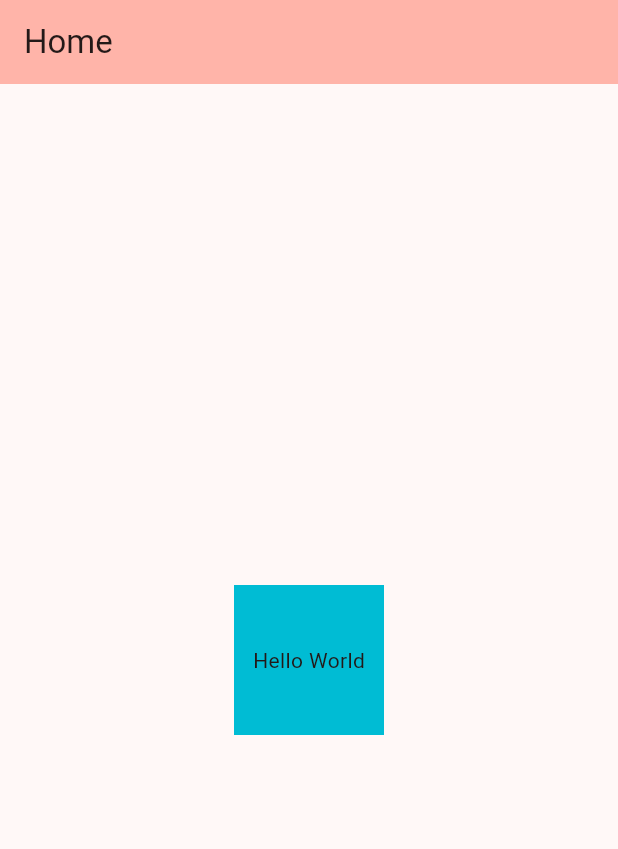
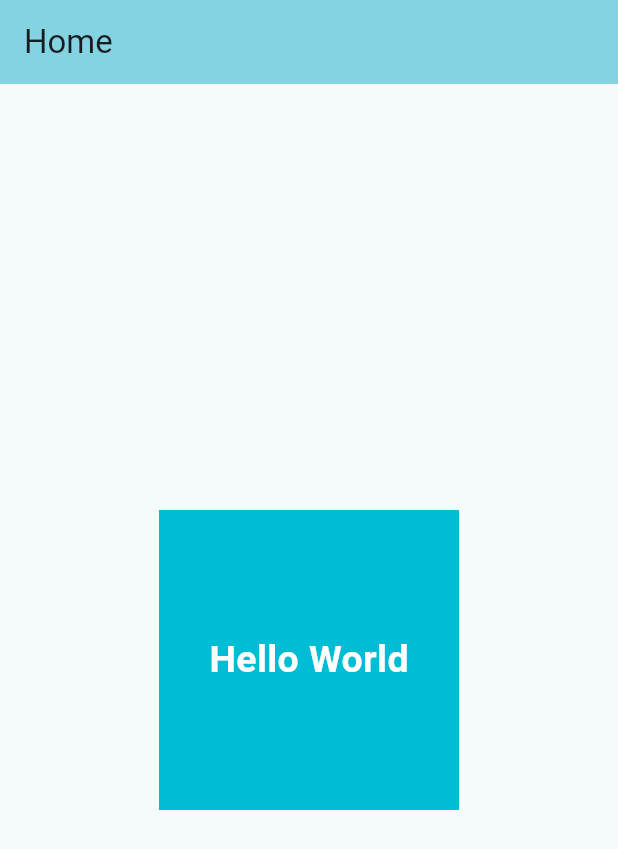
Before and after one commit to honeypathkar/Flutter-Practice-Project, a Flutter app: the screen it shows after launch, on a phone screen of 412 x 824 dp. Shown: the top 849 px of the screen. Run offline on Flutter 3.47's test engine with Material 3 defaults, Android fonts, the phone set to English and light mode, and no system bars.

Commit message:
Text Style in Flutter

```diff
--- a/lib/main.dart
+++ b/lib/main.dart
@@ -12,9 +12,7 @@ class MyApp extends StatelessWidget {
     return MaterialApp(
       title: 'Flutter Demo',
       theme: ThemeData(
-        colorScheme: ColorScheme.fromSeed(
-          seedColor: const Color.fromARGB(255, 246, 21, 21),
-        ),
+        colorScheme: ColorScheme.fromSeed(seedColor: Colors.cyan),
         useMaterial3: true,
       ),
       home: const MyHomePage(title: 'Home'),
@@ -41,11 +39,17 @@ class _MyHomePageState extends State<MyHomePage> {
         ),
         body: Center(
           child: Container(
-            width: 100,
-            height: 100,
+            width: 200,
+            height: 200,
             color: Colors.cyan,
             child: const Center(
-              child: Text('Hello World'),
+              child: Text(
+                'Hello World',
+                style: TextStyle(
+                    fontSize: 25,
+                    color: Colors.white,
+                    fontWeight: FontWeight.w600),
+              ),
             ),
           ),
         ));
```
